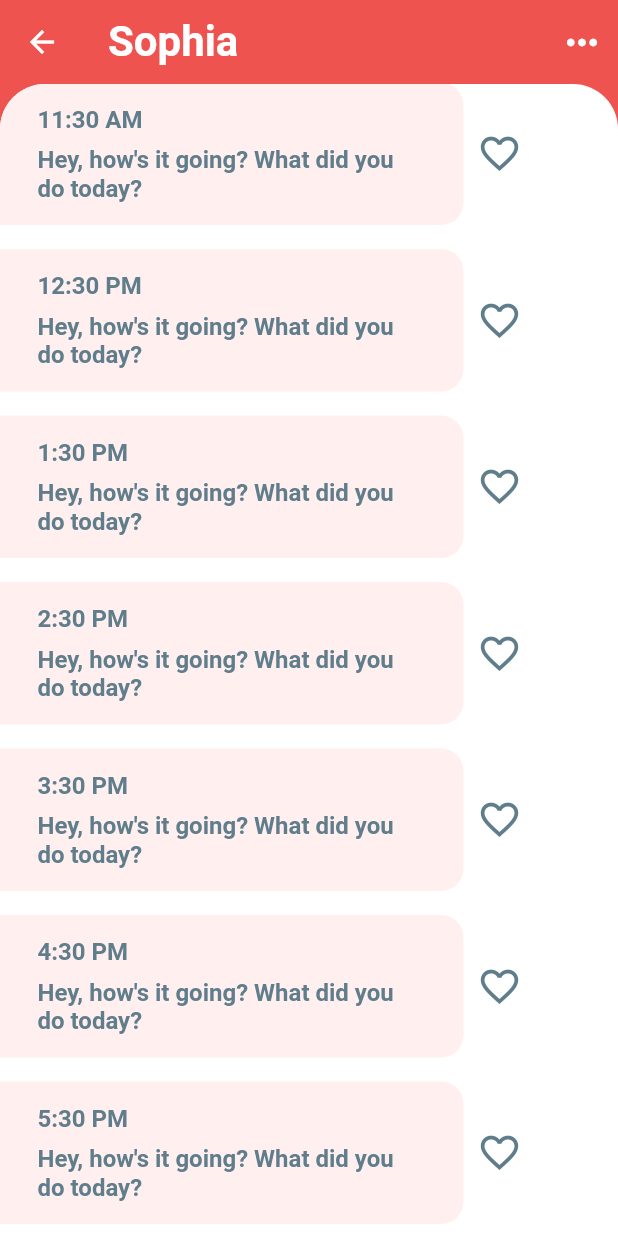
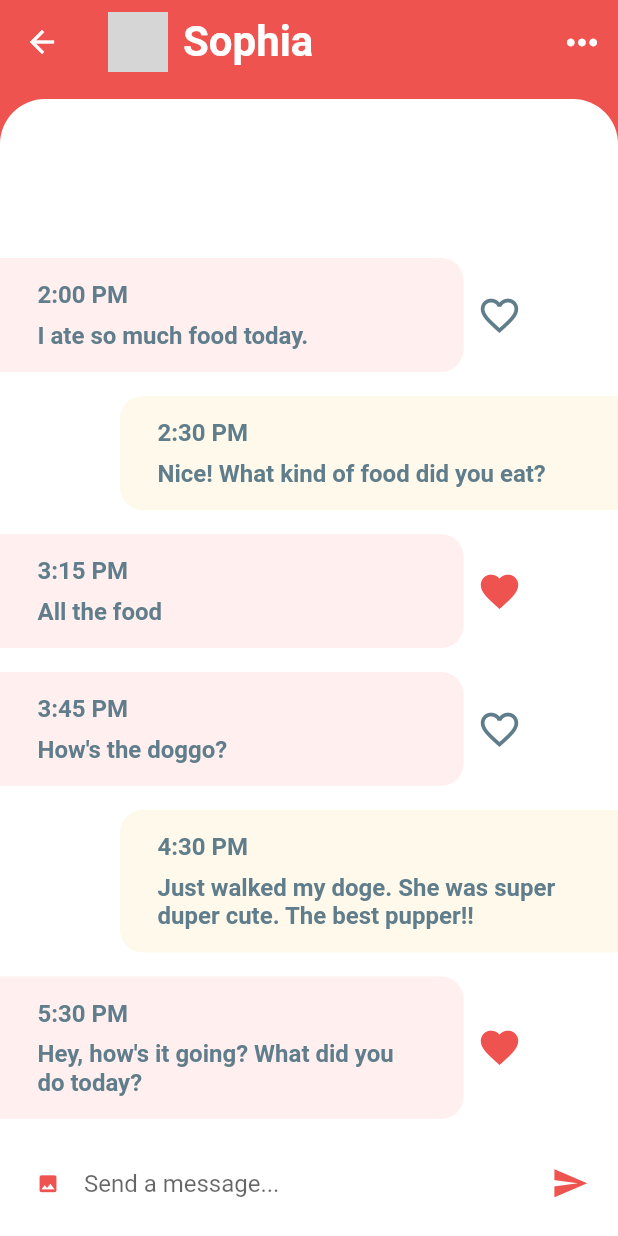
Before and after one commit to rllyhz/flutter-chatR-UI, a Flutter app: the screen it shows after launch, after a tap on "Sophia", on a phone screen of 412 x 824 dp. Run offline on Flutter 3.47's test engine with Material 2 defaults, Android fonts, the phone set to English and light mode, and no system bars; grey boxes are pictures that could not be loaded.

Commit message:
Finishing up

```diff
--- a/lib/screens/chat/chat_screen.dart
+++ b/lib/screens/chat/chat_screen.dart
@@ -23,12 +23,20 @@ class ChatScreen extends StatelessWidget {
 
   AppBar _buildAppBar(User user) {
     return AppBar(
-      title: Text(
-        user.name,
-        style: TextStyle(
-          fontSize: 28.0,
-          fontWeight: FontWeight.bold,
-        ),
+      title: Row(
+        children: <Widget>[
+          CircleAvatar(
+            backgroundImage: AssetImage(user.imageUrl),
+          ),
+          SizedBox(width: 10.0),
+          Text(
+            user.name,
+            style: TextStyle(
+              fontSize: 28.0,
+              fontWeight: FontWeight.bold,
+            ),
+          )
+        ],
       ),
       elevation: 0.0,
       actions: <Widget>[
--- a/lib/screens/chat/components/body.dart
+++ b/lib/screens/chat/components/body.dart
@@ -23,6 +23,7 @@ class _BodyState extends State<Body> {
         children: <Widget>[
           Expanded(
             child: Container(
+              margin: EdgeInsets.only(top: 10.0),
               decoration: BoxDecoration(
                 color: Colors.white,
                 borderRadius: BorderRadius.only(
@@ -37,17 +38,19 @@ class _BodyState extends State<Body> {
                 ),
                 child: ListView.builder(
                   padding: EdgeInsets.only(top: 16.0),
-                  itemCount: chats.length,
+                  itemCount: detailChat.length,
                   reverse: true,
                   itemBuilder: (BuildContext context, int index) {
-                    final Message message = chats[index];
+                    final Message message = detailChat[index];
                     final bool isCurrentUser = message.sender.id == rully.id;
+                    print("${message.sender.name}: $isCurrentUser");
                     return _buildMessageContents(message, isCurrentUser);
                   },
                 ),
               ),
             ),
           ),
+          _buildMessageComposer(),
         ],
       ),
     );
--- a/lib/screens/home/components/recent_chat_list.dart
+++ b/lib/screens/home/components/recent_chat_list.dart
@@ -1,3 +1,7 @@
+import 'package:chat_app/models/message.dart';
+import 'package:chat_app/screens/chat/chat_screen.dart';
+import 'package:chat_app/screens/chat/screen_arguments.dart';
+import 'package:chat_app/utils/data_utils.dart';
 import 'package:flutter/material.dart';
 
 class RecentChatList extends StatelessWidget {
@@ -5,8 +9,119 @@ class RecentChatList extends StatelessWidget {
 
   @override
   Widget build(BuildContext context) {
-    return Container(
-      child: null,
+    return Expanded(
+      child: Container(
+        decoration: BoxDecoration(
+          color: Colors.white,
+          borderRadius: BorderRadius.only(
+            topLeft: Radius.circular(30.0),
+            topRight: Radius.circular(30.0),
+          ),
+        ),
+        child: ClipRRect(
+          borderRadius: BorderRadius.only(
+            topLeft: Radius.circular(30.0),
+            topRight: Radius.circular(30.0),
+          ),
+          child: ListView.builder(
+            itemCount: chats.length,
+            itemBuilder: (BuildContext context, int index) {
+              final Message chat = chats[index];
+              return InkWell(
+                onTap: () => Navigator.pushNamed(
+                  context,
+                  ChatScreen.route,
+                  arguments: ScreenArguments(chat.sender),
+                ),
+                child: Container(
+                  margin: EdgeInsets.only(top: 5.0, bottom: 5.0, right: 20.0),
+                  padding:
+                      EdgeInsets.symmetric(horizontal: 20.0, vertical: 10.0),
+                  decoration: BoxDecoration(
+                    color: chat.unread ? Color(0xFFFFEFEE) : Colors.white,
+                    borderRadius: BorderRadius.only(
+                      topRight: Radius.circular(20.0),
+                      bottomRight: Radius.circular(20.0),
+                    ),
+                  ),
+                  child: Row(
+                    mainAxisAlignment: MainAxisAlignment.spaceBetween,
+                    children: <Widget>[
+                      Row(
+                        children: <Widget>[
+                          CircleAvatar(
+                            radius: 35.0,
+                            backgroundImage: AssetImage(chat.sender.imageUrl),
+                          ),
+                          SizedBox(width: 10.0),
+                          Column(
+                            crossAxisAlignment: CrossAxisAlignment.start,
+                            children: <Widget>[
+                              Text(
+                                chat.sender.name,
+                                style: TextStyle(
+                                  color: Colors.grey,
+                                  fontSize: 15.0,
+                                  fontWeight: FontWeight.bold,
+                                ),
+                              ),
+                              SizedBox(height: 5.0),
+                              Container(
+                                width: MediaQuery.of(context).size.width * 0.45,
+                                child: Text(
+                                  chat.text,
+                                  style: TextStyle(
+                                    color: Colors.blueGrey,
+                                    fontSize: 15.0,
+                                    fontWeight: FontWeight.w600,
+                                  ),
+                                  overflow: TextOverflow.ellipsis,
+                                ),
+                              ),
+                            ],
+                          ),
+                        ],
+                      ),
+                      Column(
+                        children: <Widget>[
+                          Text(
+                            chat.time,
+                            style: TextStyle(
+                              color: Colors.grey,
+                              fontSize: 15.0,
+                              fontWeight: FontWeight.bold,
+                            ),
+                          ),
+                          SizedBox(height: 5.0),
+                          chat.unread
+                              ? Container(
+                                  width: 40.0,
+                                  height: 20.0,
+                                  decoration: BoxDecoration(
+                                    color: Theme.of(context).primaryColor,
+                                    borderRadius: BorderRadius.circular(30.0),
+                                  ),
+                                  alignment: Alignment.center,
+                                  child: Text(
+                                    'NEW',
+                                    style: TextStyle(
+                                      color: Colors.white,
+                                      fontSize: 12.0,
+                                      fontWeight: FontWeight.bold,
+                                    ),
+                                  ),
+                                )
+                              : Text(''),
+                        ],
+                      ),
+                    ],
+                  ),
+                ),
+              );
+            },
+          ),
+        ),
+      ),
     );
   }
 }
--- a/lib/utils/data_utils.dart
+++ b/lib/utils/data_utils.dart
@@ -4,49 +4,49 @@ import 'package:chat_app/models/user.dart';
 final User rully = User(
   id: 0,
   name: 'Rully',
-  imageUrl: 'assets/images/greg.jpg',
+  imageUrl: 'images/greg.jpg',
 );
 
 final User greg = User(
   id: 1,
   name: 'Greg',
-  imageUrl: 'assets/images/greg.jpg',
+  imageUrl: 'images/greg.jpg',
 );
 
 final User james = User(
   id: 2,
   name: 'James',
-  imageUrl: 'assets/images/james.jpg',
+  imageUrl: 'images/james.jpg',
 );
 
 final User john = User(
   id: 3,
   name: 'John',
-  imageUrl: 'assets/images/john.jpg',
+  imageUrl: 'images/john.jpg',
 );
 
 final User olivia = User(
   id: 4,
   name: 'Olivia',
-  imageUrl: 'assets/images/olivia.jpg',
+  imageUrl: 'images/olivia.jpg',
 );
 
 final User sam = User(
   id: 5,
   name: 'Sam',
-  imageUrl: 'assets/images/sam.jpg',
+  imageUrl: 'images/sam.jpg',
 );
 
 final User sophia = User(
   id: 6,
   name: 'Sophia',
-  imageUrl: 'assets/images/sophia.jpg',
+  imageUrl: 'images/sophia.jpg',
 );
 
 final User steven = User(
   id: 7,
   name: 'Steven',
-  imageUrl: 'assets/images/steven.jpg',
+  imageUrl: 'images/steven.jpg',
 );
 
 List<User> favoriteUsers = [sophia, steven, olivia, john, greg];
--- a/pubspec.yaml
+++ b/pubspec.yaml
@@ -48,6 +48,8 @@ flutter:
   # assets:
   #   - images/a_dot_burr.jpeg
   #   - images/a_dot_ham.jpeg
+  assets:
+    - assets/images/
 
   # An image asset can refer to one or more resolution-specific "variants", see
   # https://flutter.dev/assets-and-images/#resolution-aware.
```
